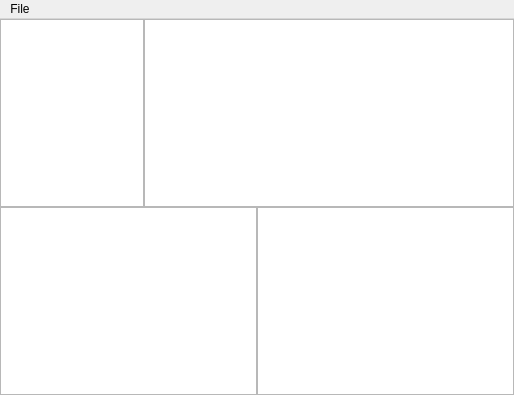
Above: hedgehog/mainwindow.ui from wellcome2AD/hedgehog before the change. Below: the same form after it.
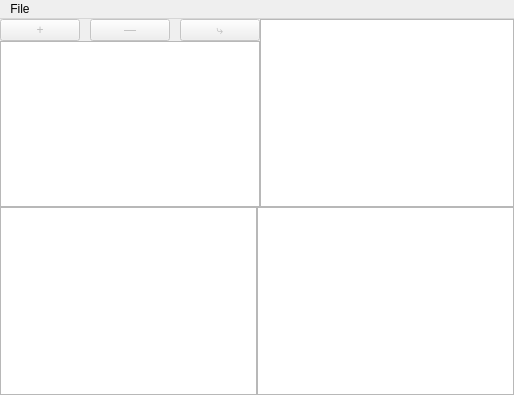
That is the form after the change.

Commit message: add control buttons for tree of objects

What changed in the file:
```diff
--- a/hedgehog/mainwindow.ui
+++ b/hedgehog/mainwindow.ui
@@ -51,6 +51,55 @@
        <property name="handleWidth">
         <number>0</number>
        </property>
+       <widget class="QWidget" name="">
+        <layout class="QVBoxLayout" name="verticalLayout">
+         <property name="spacing">
+          <number>0</number>
+         </property>
+         <property name="sizeConstraint">
+          <enum>QLayout::SetDefaultConstraint</enum>
+         </property>
+         <item>
+          <layout class="QHBoxLayout" name="horizontalLayout" stretch="0,0,0">
+           <property name="spacing">
+            <number>10</number>
+           </property>
+           <property name="sizeConstraint">
+            <enum>QLayout::SetDefaultConstraint</enum>
+           </property>
+           <item>
+            <widget class="QPushButton" name="pushButton_plus">
+             <property name="enabled">
+              <bool>false</bool>
+             </property>
+             <property name="text">
+              <string>+</string>
+             </property>
+            </widget>
+           </item>
+           <item>
+            <widget class="QPushButton" name="pushButton_minus">
+             <property name="enabled">
+              <bool>false</bool>
+             </property>
+             <property name="text">
+              <string>—</string>
+             </property>
+            </widget>
+           </item>
+           <item>
+            <widget class="QPushButton" name="pushButton_new_child">
+             <property name="enabled">
+              <bool>false</bool>
+             </property>
+             <property name="text">
+              <string>⤷</string>
+             </property>
+            </widget>
+           </item>
+          </layout>
+         </item>
+         <item>
        <widget class="QTreeView" name="treeView">
         <property name="horizontalScrollBarPolicy">
          <enum>Qt::ScrollBarAsNeeded</enum>
@@ -61,6 +110,9 @@
         <attribute name="headerVisible">
          <bool>false</bool>
         </attribute>
+          </widget>
+         </item>
+        </layout>
        </widget>
        <widget class="QGraphicsView" name="graphicsView"/>
       </widget>
```
Lines whose indentation alone changed are shown as unchanged. The commit also changes 2 other files.
